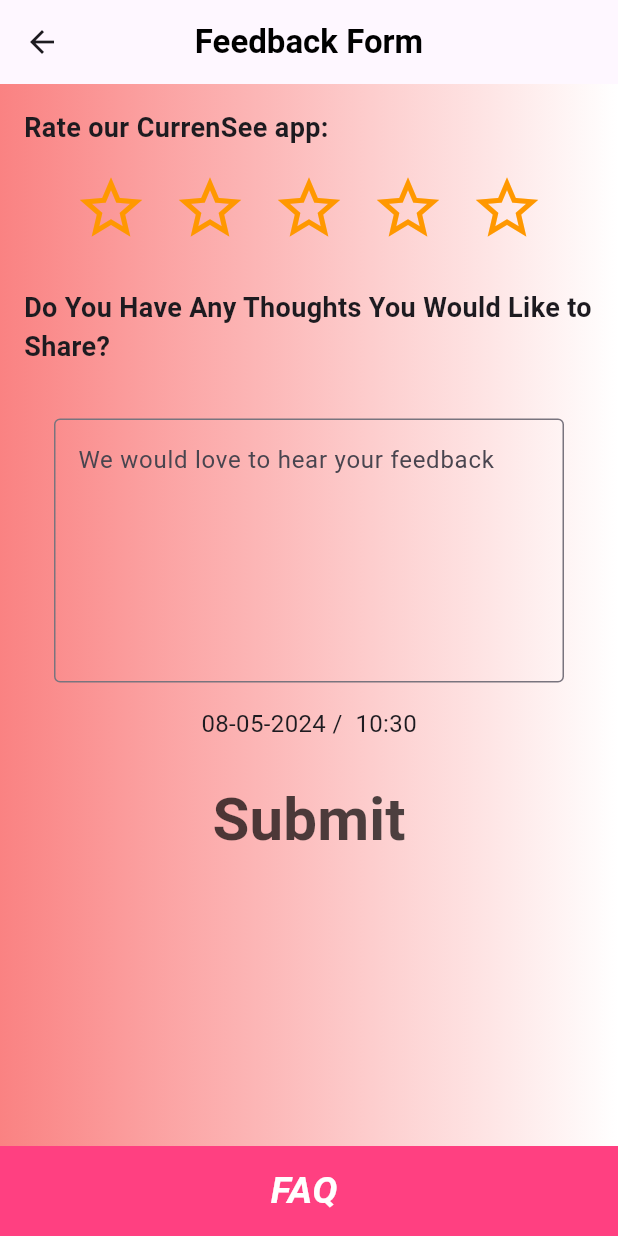
After one commit to engumairahmed/CurrenSee, a Flutter app: the FeedBackScreen screen opened directly, on a phone screen of 412 x 824 dp. The commit adds this screen. Run offline on Flutter 3.47's test engine with Material 3 defaults, Android fonts, the phone set to English and light mode, and no system bars; our stand-ins replace google_fonts, shared_preferences; missing offline and left inert: currency_app; accounts and stored records are empty; network calls fail.

Commit message:
color changed

```diff
--- a/lib/main.dart
+++ b/lib/main.dart
@@ -14,7 +14,7 @@ class MyApp extends StatelessWidget {
   @override
   Widget build(BuildContext context) {
     return MaterialApp(
-      home: LoginScreen(),
+      home: LoginPageScreen(),
       debugShowCheckedModeBanner: false,
     );
   }
--- /dev/null
+++ b/lib/screens/FeedBack.dart
@@ -0,0 +1,184 @@
+import 'package:currency_app/FaqScreen.dart';
+import 'package:flutter/material.dart';
+import 'package:intl/intl.dart';
+
+class FeedBackScreen extends StatefulWidget {
+  const FeedBackScreen({Key? key}) : super(key: key);
+
+  @override
+  State<FeedBackScreen> createState() => _FeedBackScreenState();
+}
+
+class _FeedBackScreenState extends State<FeedBackScreen> {
+  final GlobalKey<FormState> formkey = GlobalKey<FormState>();
+
+  int _rating = 0;
+  String _feedback = '';
+  late String _timestamp;
+
+  @override
+  void initState() {
+    super.initState();
+    _timestamp = _getCurrentTimestamp();
+  }
+
+  String _getCurrentTimestamp() {
+    var now = DateTime.now();
+    return DateFormat('dd-MM-yyyy /  hh:mm').format(now);
+  }
+
+  void _onRatingChanged(int rating) {
+    setState(() {
+      _rating = rating;
+    });
+  }
+
+  void _onFeedbackChanged(String value) {
+    setState(() {
+      _feedback = value;
+    });
+  }
+
+  void _submitFeedback() {
+    if (formkey.currentState!.validate()) {
+      // Send feedback data to your server or database
+      print('Rating: $_rating');
+      print('Feedback: $_feedback');
+      print('Timestamp: $_timestamp');
+    }
+  }
+
+  @override
+  Widget build(BuildContext context) {
+    return Scaffold(
+      appBar: AppBar(
+        title: Text(
+          'Feedback Form',
+          style: TextStyle(color: Colors.black, fontWeight: FontWeight.bold),
+        ),
+        centerTitle: true,
+      ),
+      body: Container(
+        height: double.infinity,
+        width: double.infinity,
+        decoration: const BoxDecoration(
+          gradient: LinearGradient(colors: [
+            Color.fromARGB(255, 250, 130, 130),
+            Color.fromARGB(255, 255, 255, 255),
+          ]),
+        ),
+        child: SingleChildScrollView(
+          padding: EdgeInsets.all(16.0),
+          child: Column(
+            crossAxisAlignment: CrossAxisAlignment.stretch,
+            children: [
+              Text(
+                'Rate our CurrenSee app:',
+                style: TextStyle(fontSize: 18.0, fontWeight: FontWeight.bold),
+              ),
+              SizedBox(height: 8.0),
+              Row(
+                mainAxisAlignment: MainAxisAlignment.center,
+                children: [
+                  IconButton(
+                    onPressed: () => _onRatingChanged(1),
+                    icon: Icon(_rating >= 1 ? Icons.star : Icons.star_border),
+                    color: Colors.orange,
+                    iconSize: 50.0,
+                  ),
+                  IconButton(
+                    onPressed: () => _onRatingChanged(2),
+                    icon: Icon(_rating >= 2 ? Icons.star : Icons.star_border),
+                    color: Colors.orange,
+                    iconSize: 50.0,
+                  ),
+                  IconButton(
+                    onPressed: () => _onRatingChanged(3),
+                    icon: Icon(_rating >= 3 ? Icons.star : Icons.star_border),
+                    color: Colors.orange,
+                    iconSize: 50.0,
+                  ),
+                  IconButton(
+                    onPressed: () => _onRatingChanged(4),
+                    icon: Icon(_rating >= 4 ? Icons.star : Icons.star_border),
+                    color: Colors.orange,
+                    iconSize: 50.0,
+                  ),
+                  IconButton(
+                    onPressed: () => _onRatingChanged(5),
+                    icon: Icon(_rating >= 5 ? Icons.star : Icons.star_border),
+                    color: Colors.orange,
+                    iconSize: 50.0,
+                  ),
+                ],
+              ),
+              SizedBox(height: 20.0),
+              Text(
+                'Do You Have Any Thoughts You Would Like to Share?',
+                style: TextStyle(fontSize: 18.0, fontWeight: FontWeight.bold),
+              ),
+              SizedBox(height: 15.0),
+              Padding(
+                padding: const EdgeInsets.all(20.0),
+                child: Form(
+                  key: formkey,
+                  child: Column(
+                    children: [
+                      TextFormField(
+                        decoration: InputDecoration(
+                          hintText: 'We would love to hear your feedback',
+                          border: OutlineInputBorder(),
+                        ),
+                        maxLines: 6,
+                        onChanged: _onFeedbackChanged,
+                      ),
+                      SizedBox(height: 16.0),
+                      Text(
+                        '$_timestamp',
+                        style: TextStyle(fontSize: 16.0),
+
+
+                      ),
+                      SizedBox(height: 16.0),
+                      TextButton(
+                        onPressed: _submitFeedback,
+                        child: Text(
+                          "Submit",
+                          style: TextStyle(
+                              color: Color(0xB2000000),
+                              fontSize: 40,
+                              fontWeight: FontWeight.bold),
+                        ),
+                      ),
+                    ],
+                  ),
+                ),
+              )
+            ],
+          ),
+        ),
+      ),
+      bottomNavigationBar: GestureDetector(
+        onTap: () {
+          Navigator.push(
+            context,
+            MaterialPageRoute(builder: (context) => FAQScreen()),
+          );
+        },
+        child: BottomAppBar(
+          color: Colors.pinkAccent,
+          height: 60,
+          child: Center(
+              child: Text(
+            "FAQ ",
+            style: TextStyle(
+                color: Colors.white,
+                fontWeight: FontWeight.bold,
+                fontSize: 25,
+                fontStyle: FontStyle.italic),
+          )),
+        ),
+      ),
+    );
+  }
+}
--- a/lib/screens/login.dart
+++ b/lib/screens/login.dart
@@ -3,7 +3,6 @@ import 'package:currensee/screens/forgotPassword.dart';
 import 'package:currensee/screens/home.dart';
 import 'package:currensee/screens/register.dart';
 import 'package:flutter/material.dart';
-import 'package:flutter/widgets.dart';
 import 'package:google_fonts/google_fonts.dart';
 import 'package:currensee/app_properties.dart';
 
@@ -37,6 +36,7 @@ class _LoginPageScreenState extends State<LoginPageScreen> {
   Future<void> login() async {
     var res = await loginTask(_emailController.text, _passwordController.text);
     var res2 = res.keys.toList();
+    print(res2);
     if (res[res2[0]]!) {
       Navigator.pushReplacement(
           context, MaterialPageRoute(builder: (context) => HomeScreen()));
@@ -93,6 +93,7 @@ class _LoginPageScreenState extends State<LoginPageScreen> {
                         TextFormField(
                           controller: _emailController,
                           decoration: InputDecoration(
+                            focusedBorder: UnderlineInputBorder(borderSide: BorderSide(color: colorProperties.purpleTextColor,width: 2)),
                               labelText: 'Email',
                               labelStyle: TextStyle(
                                 fontWeight: FontWeight.bold,
@@ -107,6 +108,7 @@ class _LoginPageScreenState extends State<LoginPageScreen> {
                           obscureText: isPasswordObs,
                           controller: _passwordController,
                           decoration: InputDecoration(
+                            focusedBorder: UnderlineInputBorder(borderSide: BorderSide(color: colorProperties.purpleTextColor,width: 2)),
                             suffixIcon: IconButton(
                               onPressed: showPass,
                               icon: icon,
@@ -136,7 +138,7 @@ class _LoginPageScreenState extends State<LoginPageScreen> {
                             'LOGIN',
                             textAlign: TextAlign.center,
                             style: TextStyle(
-                              color: Colors.black,
+                              color: colorProperties.purpleTextColor,
                               fontSize: 20,
                               fontFamily: 'Inter',
                               fontWeight: FontWeight.bold,
```
Also changed, not shown: lib/app_properties.dart (+9 -9 lines), lib/screens/FaqScreen.dart (added, +161 -0 lines).
